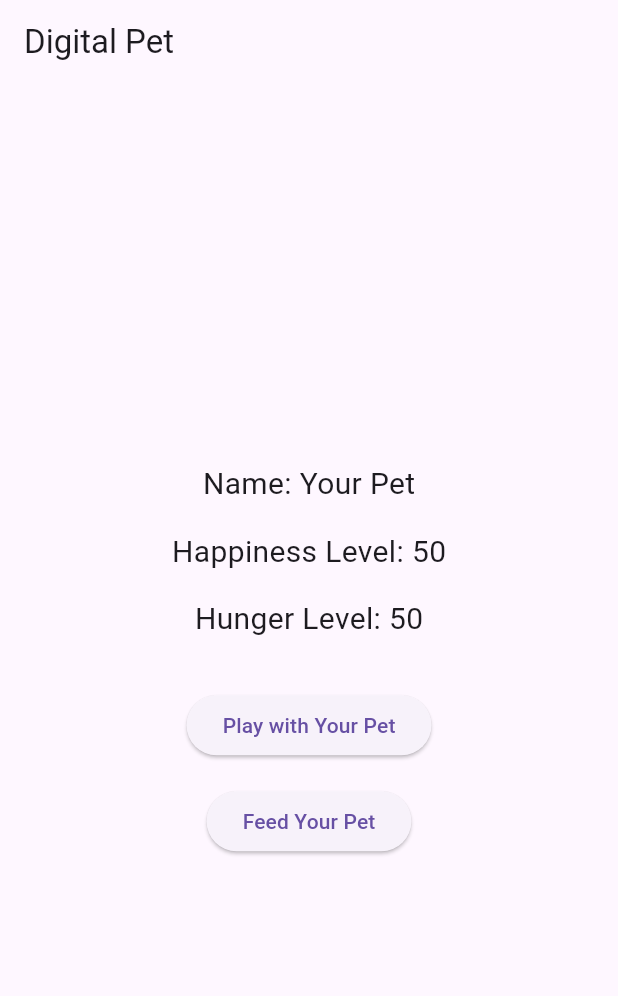
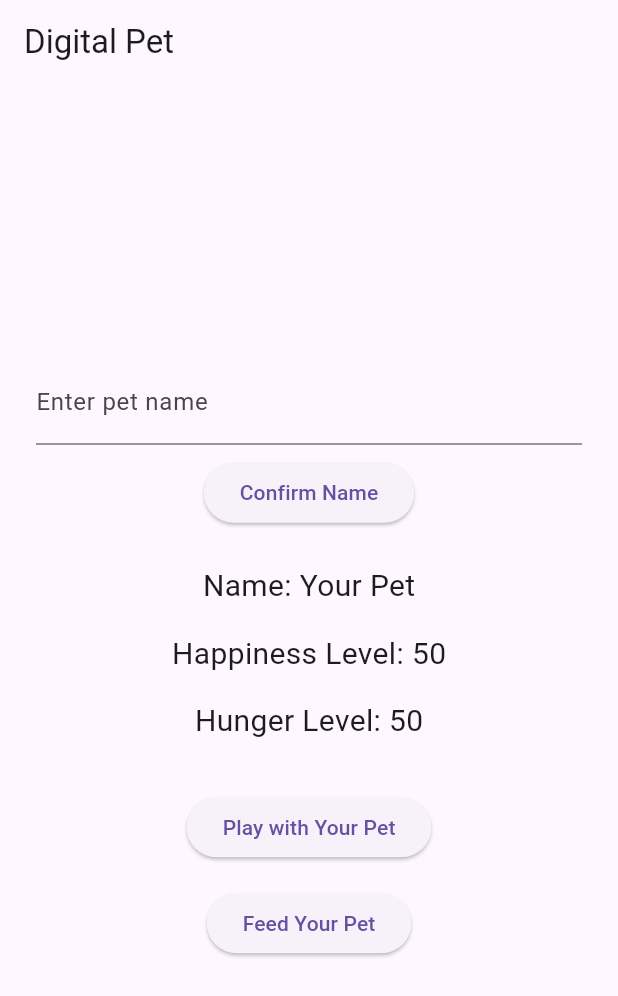
Before and after one commit to chrisnguyen18/The_real_pet, a Flutter app: the screen it shows after launch, on a phone screen of 412 x 824 dp. Shown: the top 996 px of the screen. Run offline on Flutter 3.47's test engine with Material 3 defaults, Android fonts, the phone set to English and light mode, and no system bars.

Commit message:
added input text field and confirm button that allows users to change name of pet

```diff
--- a/lib/main.dart
+++ b/lib/main.dart
@@ -28,6 +28,19 @@ class _DigitalPetAppState extends State<DigitalPetApp> {
   String petName = "Your Pet";
   int happinessLevel = 50;
   int hungerLevel = 50;
+
+  // temporary holder for the text input
+  String _tempName = '';
+
+  // simple handler to confirm the name
+  void _setPetName() {
+    final name = _tempName.trim();
+    if (name.isNotEmpty) {
+      setState(() {
+        petName = name;
+      });
+    }
+  }
 
   void _playWithPet() {
     setState(() {
@@ -71,6 +84,23 @@ class _DigitalPetAppState extends State<DigitalPetApp> {
         child: Column(
           mainAxisAlignment: MainAxisAlignment.center,
           children: <Widget>[
+            // text field + button to set the name
+            Padding(
+              padding: const EdgeInsets.symmetric(horizontal: 24.0),
+              child: TextField(
+                onChanged: (value) => _tempName = value,
+                decoration: const InputDecoration(
+                  labelText: 'Enter pet name',
+                ),
+              ),
+            ),
+            const SizedBox(height: 8.0),
+            ElevatedButton(
+              onPressed: _setPetName,
+              child: const Text('Confirm Name'),
+            ),
+            const SizedBox(height: 24.0),
+
             Text(
               'Name: $petName',
               style: TextStyle(fontSize: 20.0),
```
